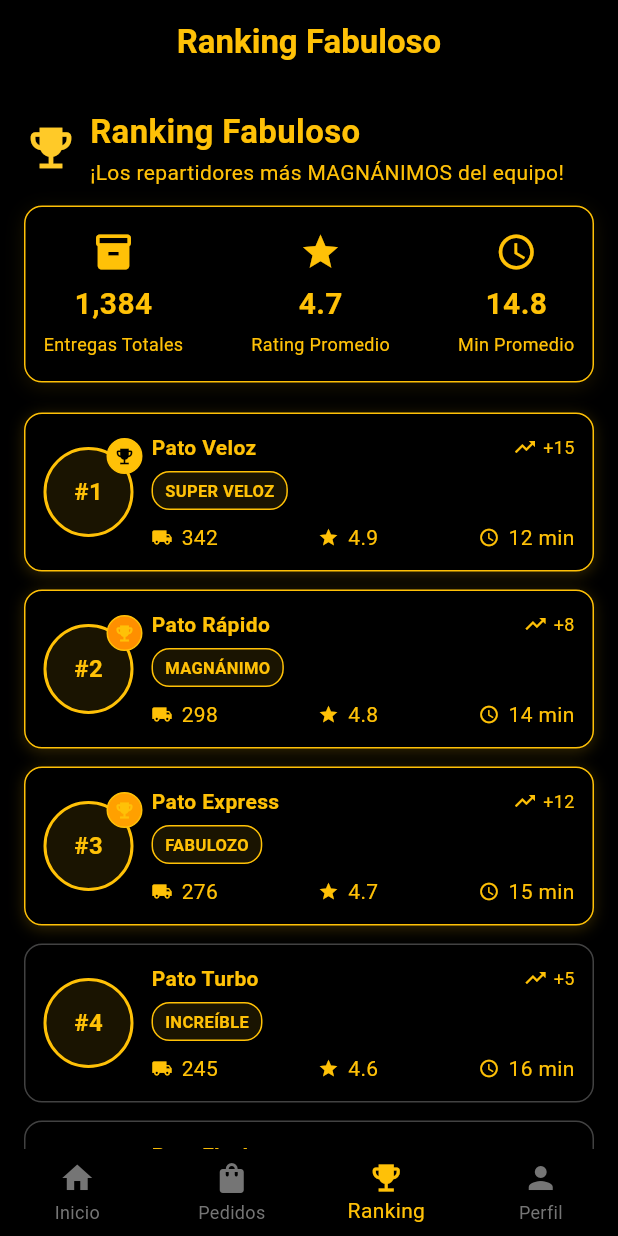
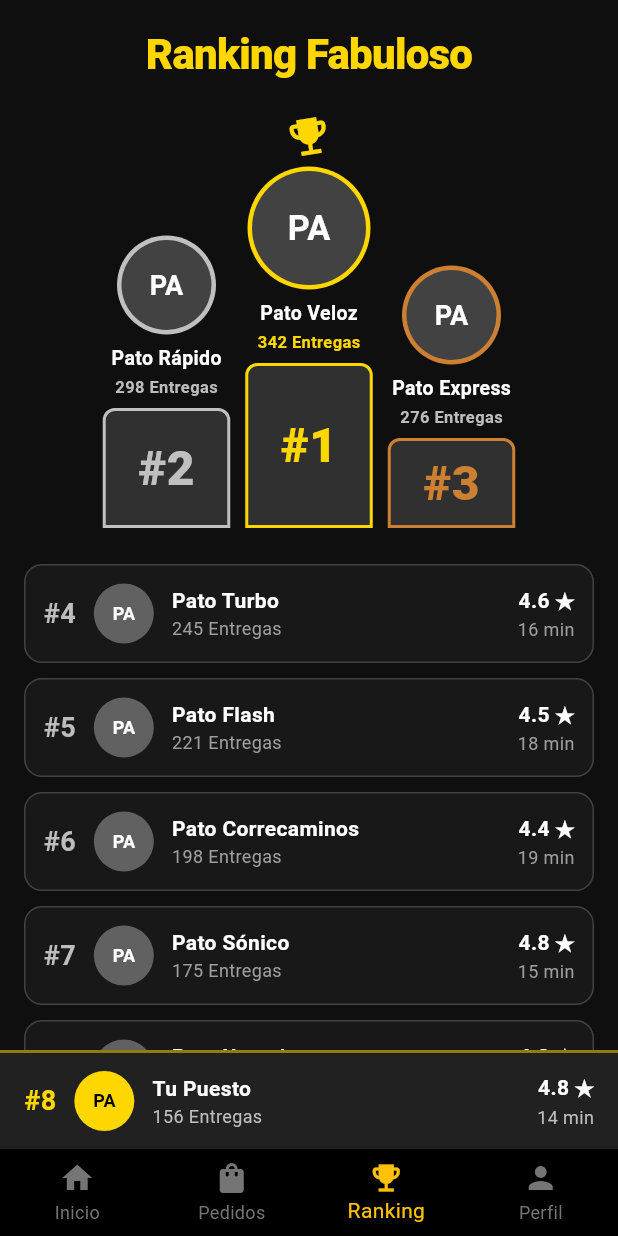
Before and after one commit to Guada-Aban/Pato-Delivery, a Flutter app: the screen it shows after launch, item 3 of the bottom bar chosen, on a phone screen of 412 x 824 dp. Run offline on Flutter 3.47's test engine with Material 3 defaults, Android fonts, the phone set to English and light mode, and no system bars.

Commit message:
Modificacion de ranking

```diff
--- a/lib/ranking_screen.dart
+++ b/lib/ranking_screen.dart
@@ -1,285 +1,403 @@
 import 'package:flutter/material.dart';
+import 'dart:math' as math;
 
-const List<Map<String, dynamic>> topDrivers = [
-  {
-    'rank': 1,
-    'name': 'Pato Veloz',
-    'deliveries': 342,
-    'rating': 4.9,
-    'avgTime': '12 min',
-    'badge': 'SUPER VELOZ',
-    'trend': '+15',
-  },
-  {
-    'rank': 2,
-    'name': 'Pato Rápido',
-    'deliveries': 298,
-    'rating': 4.8,
-    'avgTime': '14 min',
-    'badge': 'MAGNÁNIMO',
-    'trend': '+8',
-  },
-  {
-    'rank': 3,
-    'name': 'Pato Express',
-    'deliveries': 276,
-    'rating': 4.7,
-    'avgTime': '15 min',
-    'badge': 'FABULOZO',
-    'trend': '+12',
-  },
-  {
-    'rank': 4,
-    'name': 'Pato Turbo',
-    'deliveries': 245,
-    'rating': 4.6,
-    'avgTime': '16 min',
-    'badge': 'INCREÍBLE',
-    'trend': '+5',
-  },
-  {
-    'rank': 5,
-    'name': 'Pato Flash',
-    'deliveries': 223,
-    'rating': 4.5,
-    'avgTime': '17 min',
-    'badge': 'ESPECTACULAR',
-    'trend': '+3',
-  },
+
+// --- Modelo de Datos para el Repartidor ---
+class Repartidor {
+  final int rank;
+  final String nombre;
+  final int entregas;
+  final double rating;
+  final int tiempoPromedio;
+  final String avatarUrl;
+
+
+  const Repartidor({
+    required this.rank,
+    required this.nombre,
+    required this.entregas,
+    required this.rating,
+    required this.tiempoPromedio,
+    required this.avatarUrl,
+  });
+}
+
+
+// --- Datos de Ejemplo (ahora son constantes globales) ---
+const List<Repartidor> _repartidoresData = [
+  Repartidor(rank: 1, nombre: 'Pato Veloz', entregas: 342, rating: 4.9, tiempoPromedio: 12, avatarUrl: ''),
+  Repartidor(rank: 2, nombre: 'Pato Rápido', entregas: 298, rating: 4.8, tiempoPromedio: 14, avatarUrl: ''),
+  Repartidor(rank: 3, nombre: 'Pato Express', entregas: 276, rating: 4.7, tiempoPromedio: 15, avatarUrl: ''),
+  Repartidor(rank: 4, nombre: 'Pato Turbo', entregas: 245, rating: 4.6, tiempoPromedio: 16, avatarUrl: ''),
+  Repartidor(rank: 5, nombre: 'Pato Flash', entregas: 221, rating: 4.5, tiempoPromedio: 18, avatarUrl: ''),
+  Repartidor(rank: 6, nombre: 'Pato Correcaminos', entregas: 198, rating: 4.4, tiempoPromedio: 19, avatarUrl: ''),
+  Repartidor(rank: 7, nombre: 'Pato Sónico', entregas: 175, rating: 4.8, tiempoPromedio: 15, avatarUrl: ''),
+  Repartidor(rank: 8, nombre: 'Pato Usuario', entregas: 156, rating: 4.8, tiempoPromedio: 14, avatarUrl: ''),
 ];
 
+const Repartidor _usuarioActualData = Repartidor(rank: 8, nombre: 'Pato Usuario', entregas: 156, rating: 4.8, tiempoPromedio: 14, avatarUrl: '');
+
+
+// --- Pantalla Principal del Ranking ---
 class RankingPage extends StatelessWidget {
-  const RankingPage({super.key});
+  const RankingPage({Key? key}) : super(key: key);
 
-  Widget _buildStatTile(IconData icon, String value, String label) {
+
+  @override
+  Widget build(BuildContext context) {
+    const goldColor = Color(0xFFFFD700);
+    final backgroundColor = Colors.black54;
+
+
+    return Scaffold(
+      backgroundColor: backgroundColor,
+      body: SafeArea(
+        child: Column(
+          children: [
+            const _RankingHeader(goldColor: goldColor),
+            _PodiumWidget(repartidores: _repartidoresData),
+            const SizedBox(height: 24),
+            Expanded(
+              child: ListView.builder(
+                padding: const EdgeInsets.symmetric(horizontal: 16),
+                itemCount: _repartidoresData.length - 3,
+                itemBuilder: (context, index) {
+                  final repartidor = _repartidoresData[index + 3];
+                  return _RankingListItem(repartidor: repartidor);
+                },
+              ),
+            ),
+            const _YourPositionBar(usuarioActual: _usuarioActualData, goldColor: goldColor),
+          ],
+        ),
+      ),
+    );
+  }
+}
+
+
+// --- Widget para el Header ---
+class _RankingHeader extends StatelessWidget {
+  final Color goldColor;
+  const _RankingHeader({Key? key, required this.goldColor}) : super(key: key);
+
+
+  @override
+  Widget build(BuildContext context) {
+    return Padding(
+      padding: const EdgeInsets.all(16.0),
+      child: Text(
+        'Ranking Fabuloso',
+        textAlign: TextAlign.center,
+        style: TextStyle(
+          fontSize: 28,
+          fontWeight: FontWeight.w900,
+          color: goldColor,
+          letterSpacing: -0.5,
+        ),
+      ),
+    );
+  }
+}
+
+
+// --- Widget para el Podio ---
+class _PodiumWidget extends StatelessWidget {
+  final List<Repartidor> repartidores;
+  const _PodiumWidget({Key? key, required this.repartidores}) : super(key: key);
+
+
+  @override
+  Widget build(BuildContext context) {
+    return SizedBox(
+      height: 280,
+      child: Row(
+        crossAxisAlignment: CrossAxisAlignment.end,
+        mainAxisAlignment: MainAxisAlignment.center,
+        children: [
+          _PodiumPlaceWidget(
+            repartidor: repartidores[1],
+            borderColor: const Color(0xFFC0C0C0),
+            podiumHeight: 80,
+            avatarRadius: 30,
+          ),
+          const SizedBox(width: 10),
+          _PodiumPlaceWidget(
+            repartidor: repartidores[0],
+            borderColor: const Color(0xFFFFD700),
+            podiumHeight: 110,
+            avatarRadius: 38,
+            isFirstPlace: true,
+          ),
+          const SizedBox(width: 10),
+          _PodiumPlaceWidget(
+            repartidor: repartidores[2],
+            borderColor: const Color(0xFFCD7F32),
+            podiumHeight: 60,
+            avatarRadius: 30,
+          ),
+        ],
+      ),
+    );
+  }
+}
+
+
+// --- Widget para cada lugar del Podio ---
+class _PodiumPlaceWidget extends StatelessWidget {
+  final Repartidor repartidor;
+  final Color borderColor;
+  final double podiumHeight;
+  final double avatarRadius;
+  final bool isFirstPlace;
+
+
+  const _PodiumPlaceWidget({
+    Key? key,
+    required this.repartidor,
+    required this.borderColor,
+    required this.podiumHeight,
+    required this.avatarRadius,
+    this.isFirstPlace = false,
+  }) : super(key: key);
+
+
+  @override
+  Widget build(BuildContext context) {
     return Column(
+      mainAxisAlignment: MainAxisAlignment.end,
+      mainAxisSize: MainAxisSize.min,
       children: [
-        Icon(icon, size: 28, color: Colors.amber),
+        if (isFirstPlace)
+          Transform.rotate(
+            angle: -math.pi / 20,
+            child: const Icon(Icons.emoji_events, color: Color(0xFFFFD700), size: 32),
+          ),
+        if (!isFirstPlace) const SizedBox(height: 32),
+        const SizedBox(height: 4),
+        CircleAvatar(
+          radius: avatarRadius + 3,
+          backgroundColor: borderColor,
+          child: CircleAvatar(
+            radius: avatarRadius,
+            backgroundColor: Colors.grey[800],
+            child: Text(
+              repartidor.nombre.substring(0, 2).toUpperCase(),
+              style: TextStyle(
+                  color: Colors.white,
+                  fontWeight: FontWeight.bold,
+                  fontSize: avatarRadius * 0.6),
+            ),
+          ),
+        ),
         const SizedBox(height: 6),
-        Text(value, style: const TextStyle(color: Colors.amber, fontSize: 20, fontWeight: FontWeight.bold)),
-        const SizedBox(height: 4),
-        Text(label, style: const TextStyle(color: Colors.amber, fontSize: 12)),
+        Text(
+          repartidor.nombre,
+          style: const TextStyle(
+            color: Colors.white,
+            fontWeight: FontWeight.bold,
+            fontSize: 13,
+          ),
+        ),
+        const SizedBox(height: 2),
+        Text(
+          '${repartidor.entregas} Entregas',
+          style: TextStyle(
+            color: isFirstPlace ? const Color(0xFFFFD700) : Colors.grey[400],
+            fontWeight: FontWeight.w600,
+            fontSize: 11,
+          ),
+        ),
+        const SizedBox(height: 6),
+        Container(
+          height: podiumHeight,
+          width: 85,
+          decoration: BoxDecoration(
+            color: Colors.grey[850],
+            borderRadius: const BorderRadius.only(
+              topLeft: Radius.circular(8),
+              topRight: Radius.circular(8),
+            ),
+            border: Border.all(color: borderColor, width: 2),
+          ),
+          child: Center(
+              child: Text(
+                '#${repartidor.rank}',
+                style: TextStyle(
+                    color: borderColor, fontSize: 32, fontWeight: FontWeight.w900),
+              )),
+        ),
       ],
     );
   }
+}
 
-  Widget _buildDriverCard(Map<String, dynamic> driver, Map<int, Color> rankColors) {
-    final rank = driver['rank'] as int;
-    final badgeColor = rankColors.containsKey(rank) ? rankColors[rank] : Colors.grey.shade800;
 
+// --- Widget para cada item de la lista de ranking ---
+class _RankingListItem extends StatelessWidget {
+  final Repartidor repartidor;
+  const _RankingListItem({Key? key, required this.repartidor}) : super(key: key);
+
+
+  @override
+  Widget build(BuildContext context) {
     return Container(
-      margin: const EdgeInsets.symmetric(vertical: 6),
+      margin: const EdgeInsets.only(bottom: 10),
+      padding: const EdgeInsets.all(12),
       decoration: BoxDecoration(
-        color: Colors.black,
-        border: Border.all(color: rank <= 3 ? Colors.amber : Colors.grey.shade800),
+        color: Colors.grey[900]?.withOpacity(0.5),
         borderRadius: BorderRadius.circular(12),
-        boxShadow: [
-          if (rank <= 3)
-            BoxShadow(
-              color: Colors.amber.withOpacity(0.2),
-              blurRadius: 8,
-              offset: const Offset(0, 2),
+        border: Border.all(color: Colors.grey[800]!, width: 1),
       ),
-        ],
-      ),
-      child: Padding(
-        padding: const EdgeInsets.all(12),
       child: Row(
         children: [
-            // Avatar + trophy badge
-            Stack(
-              clipBehavior: Clip.none,
-              children: [
-                Container(
-                  decoration: BoxDecoration(
-                    shape: BoxShape.circle,
-                    border: Border.all(color: Colors.amber, width: 2),
-                  ),
-                  child: CircleAvatar(
-                    radius: 28,
-                    backgroundColor: Colors.amber.withOpacity(0.1),
-                    child: Text('#${driver['rank']}', style: const TextStyle(color: Colors.amber, fontWeight: FontWeight.bold)),
+          Text(
+            '#${repartidor.rank}',
+            style: TextStyle(
+              color: Colors.grey[400],
+              fontWeight: FontWeight.bold,
+              fontSize: 18,
             ),
           ),
-                if (rank <= 3)
-                  Positioned(
-                    right: -6,
-                    top: -6,
-                    child: Container(
-                      height: 24,
-                      width: 24,
-                      decoration: BoxDecoration(
-                        color: badgeColor,
-                        shape: BoxShape.circle,
-                        border: Border.all(color: Colors.amber, width: 1),
-                      ),
-                      child: Icon(Icons.emoji_events, size: 14, color: rank == 1 ? Colors.black : Colors.amber),
+          const SizedBox(width: 12),
+          CircleAvatar(
+            radius: 20,
+            backgroundColor: Colors.grey[700],
+            child: Text(
+              repartidor.nombre.substring(0, 2).toUpperCase(),
+              style: const TextStyle(
+                  color: Colors.white,
+                  fontWeight: FontWeight.bold,
+                  fontSize: 12),
             ),
           ),
-              ],
-            ),
           const SizedBox(width: 12),
-            // Info
           Expanded(
             child: Column(
               crossAxisAlignment: CrossAxisAlignment.start,
               children: [
-                  Row(
-                    children: [
-                      Expanded(child: Text(driver['name'], style: const TextStyle(color: Colors.amber, fontWeight: FontWeight.bold))),
-                      Row(
-                        children: [
-                          const Icon(Icons.trending_up, size: 16, color: Colors.amber),
-                          const SizedBox(width: 4),
-                          Text(driver['trend'], style: const TextStyle(color: Colors.amber, fontSize: 12)),
-                        ],
-                      )
-                    ],
+                Text(
+                  repartidor.nombre,
+                  style: const TextStyle(
+                    color: Colors.white,
+                    fontWeight: FontWeight.w600,
                   ),
-                  const SizedBox(height: 6),
-                  Container(
-                    padding: const EdgeInsets.symmetric(horizontal: 8, vertical: 4),
-                    decoration: BoxDecoration(
-                      borderRadius: BorderRadius.circular(12),
-                      color: Colors.amber.withOpacity(0.1),
-                      border: Border.all(color: Colors.amber),
                 ),
-                    child: Text(driver['badge'], style: const TextStyle(color: Colors.amber, fontSize: 11, fontWeight: FontWeight.bold)),
-                  ),
-                  const SizedBox(height: 8),
-                  Row(
-                    mainAxisAlignment: MainAxisAlignment.spaceBetween,
-                    children: [
-                      Row(
-                        children: [
-                          const Icon(Icons.local_shipping, size: 14, color: Colors.amber),
-                          const SizedBox(width: 6),
-                          Text('${driver['deliveries']}', style: const TextStyle(color: Colors.amber)),
-                        ],
-                      ),
-                      Row(
-                        children: [
-                          const Icon(Icons.star, size: 14, color: Colors.amber),
-                          const SizedBox(width: 6),
-                          Text('${driver['rating']}', style: const TextStyle(color: Colors.amber)),
-                        ],
-                      ),
-                      Row(
-                        children: [
-                          const Icon(Icons.access_time, size: 14, color: Colors.amber),
-                          const SizedBox(width: 6),
-                          Text(driver['avgTime'], style: const TextStyle(color: Colors.amber)),
-                        ],
-                      ),
-                    ],
-                  )
-                ],
+                Text(
+                  '${repartidor.entregas} Entregas',
+                  style: TextStyle(
+                    color: Colors.grey[500],
+                    fontSize: 12,
                   ),
                 ),
               ],
             ),
           ),
-    );
-  }
-
-  @override
-  Widget build(BuildContext context) {
-    final rankColors = {
-      1: Colors.amber,
-      2: Colors.amber.shade800,
-      3: Colors.amber.shade700,
-    };
-
-    return Scaffold(
-      appBar: AppBar(
-        title: const Text('Ranking Fabuloso', style: TextStyle(color: Colors.amber, fontWeight: FontWeight.bold)),
-        centerTitle: true,
-        backgroundColor: Colors.black,
-        iconTheme: const IconThemeData(color: Colors.amber),
-        elevation: 0,
+          Column(
+            crossAxisAlignment: CrossAxisAlignment.end,
+            children: [
+              Text(
+                '${repartidor.rating} ★',
+                style: const TextStyle(
+                    color: Colors.white, fontWeight: FontWeight.bold),
               ),
-      backgroundColor: Colors.black,
-      body: ListView(
-        padding: const EdgeInsets.all(16),
-        children: [
-          // Header
-          Row(
-            children: [
-              Icon(Icons.emoji_events, size: 36, color: Colors.amber.shade400),
-              const SizedBox(width: 8),
-              const Expanded(
-                child: Column(crossAxisAlignment: CrossAxisAlignment.start, children: [
-                  Text('Ranking Fabuloso', style: TextStyle(color: Colors.amber, fontSize: 22, fontWeight: FontWeight.bold)),
-                  SizedBox(height: 2),
-                  Text('¡Los repartidores más MAGNÁNIMOS del equipo!', style: TextStyle(color: Colors.amber)),
-                ]),
+              Text(
+                '${repartidor.tiempoPromedio} min',
+                style: TextStyle(
+                  color: Colors.grey[500],
+                  fontSize: 12,
+                ),
               ),
             ],
           ),
-          const SizedBox(height: 12),
-
-          // Stats card
-          Container(
-            padding: const EdgeInsets.symmetric(vertical: 16, horizontal: 12),
-            decoration: BoxDecoration(
-              color: Colors.black,
-              borderRadius: BorderRadius.circular(12),
-              border: Border.all(color: Colors.amber),
-              boxShadow: [
-                BoxShadow(
-                  color: Colors.amber.withOpacity(0.1),
-                  blurRadius: 10,
-                  offset: const Offset(0, 3),
-                ),
-              ],
-            ),
-            child: Row(
-              mainAxisAlignment: MainAxisAlignment.spaceBetween,
-              children: [
-                _buildStatTile(Icons.inventory_2, '1,384', 'Entregas Totales'),
-                _buildStatTile(Icons.star, '4.7', 'Rating Promedio'),
-                _buildStatTile(Icons.access_time, '14.8', 'Min Promedio'),
-              ],
-            ),
-          ),
-
-          const SizedBox(height: 14),
-
-          // Drivers list
-          ...topDrivers.map((d) => _buildDriverCard(d, rankColors)).toList(),
-
-          const SizedBox(height: 12),
-
-          // CTA card
-          Container(
-            padding: const EdgeInsets.all(16),
-            decoration: BoxDecoration(
-              color: Colors.black,
-              borderRadius: BorderRadius.circular(12),
-              border: Border.all(color: Colors.amber),
-              boxShadow: [
-                BoxShadow(
-                  color: Colors.amber.withOpacity(0.1),
-                  blurRadius: 8,
-                  offset: const Offset(0, 2),
-                ),
-              ],
-            ),
-            child: Column(
-              children: [
-                Icon(Icons.emoji_events, size: 36, color: Colors.amber.shade400),
-                const SizedBox(height: 8),
-                const Text('¡Únete al equipo más FABULOSO del multiverso!',
-                    style: TextStyle(color: Colors.amber, fontWeight: FontWeight.w600)),
-                const SizedBox(height: 6),
-                Text('Conviértete en repartidor y compite por el primer lugar',
-                    style: TextStyle(color: Colors.amber.shade300)),
-              ],
-            ),
-          ),
-          const SizedBox(height: 24),
         ],
       ),
     );
   }
 }
+
+
+// --- Widget para la barra inferior de "Tu Posición" ---
+class _YourPositionBar extends StatelessWidget {
+  final Repartidor usuarioActual;
+  final Color goldColor;
+
+  const _YourPositionBar({Key? key, required this.usuarioActual, required this.goldColor}) : super(key: key);
+
+
+  @override
+  Widget build(BuildContext context) {
+    return Container(
+      padding: const EdgeInsets.symmetric(horizontal: 16, vertical: 12),
+      decoration: BoxDecoration(
+        color: Colors.grey[900],
+        border: Border(
+          top: BorderSide(color: goldColor.withOpacity(0.5), width: 2),
+        ),
+      ),
+      child: Row(
+        children: [
+          Text(
+            '#${usuarioActual.rank}',
+            style: TextStyle(
+              color: goldColor,
+              fontWeight: FontWeight.bold,
+              fontSize: 18,
+            ),
+          ),
+          const SizedBox(width: 12),
+          CircleAvatar(
+            radius: 20,
+            backgroundColor: goldColor,
+            child: Text(
+              usuarioActual.nombre.substring(0, 2).toUpperCase(),
+              style: const TextStyle(
+                  color: Colors.black,
+                  fontWeight: FontWeight.bold,
+                  fontSize: 12),
+            ),
+          ),
+          const SizedBox(width: 12),
+          Expanded(
+            child: Column(
+              crossAxisAlignment: CrossAxisAlignment.start,
+              children: [
+                const Text(
+                  'Tu Puesto',
+                  style: TextStyle(
+                    color: Colors.white,
+                    fontWeight: FontWeight.bold,
+                  ),
+                ),
+                Text(
+                  '${usuarioActual.entregas} Entregas',
+                  style: TextStyle(
+                    color: Colors.grey[400],
+                    fontSize: 12,
+                  ),
+                ),
+              ],
+            ),
+          ),
+          Column(
+            crossAxisAlignment: CrossAxisAlignment.end,
+            children: [
+              Text(
+                '${usuarioActual.rating} ★',
+                style: const TextStyle(
+                    color: Colors.white, fontWeight: FontWeight.bold),
+              ),
+              Text(
+                '${usuarioActual.tiempoPromedio} min',
+                style: TextStyle(
+                  color: Colors.grey[400],
+                  fontSize: 12,
+                ),
+              ),
+            ],
+          ),
+        ],
+      ),
+    );
+  }
+}
```
Lines whose indentation alone changed are shown as unchanged.
